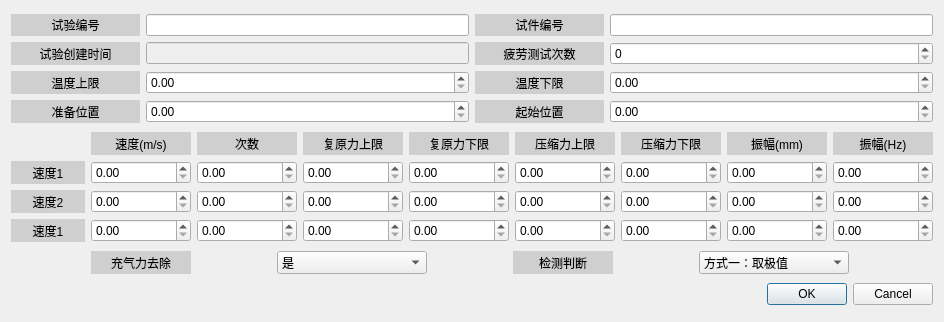
First picture: the form in Forms/newindicattestdialog.ui, repository zhengshihao1218/newsoft, before the edit.
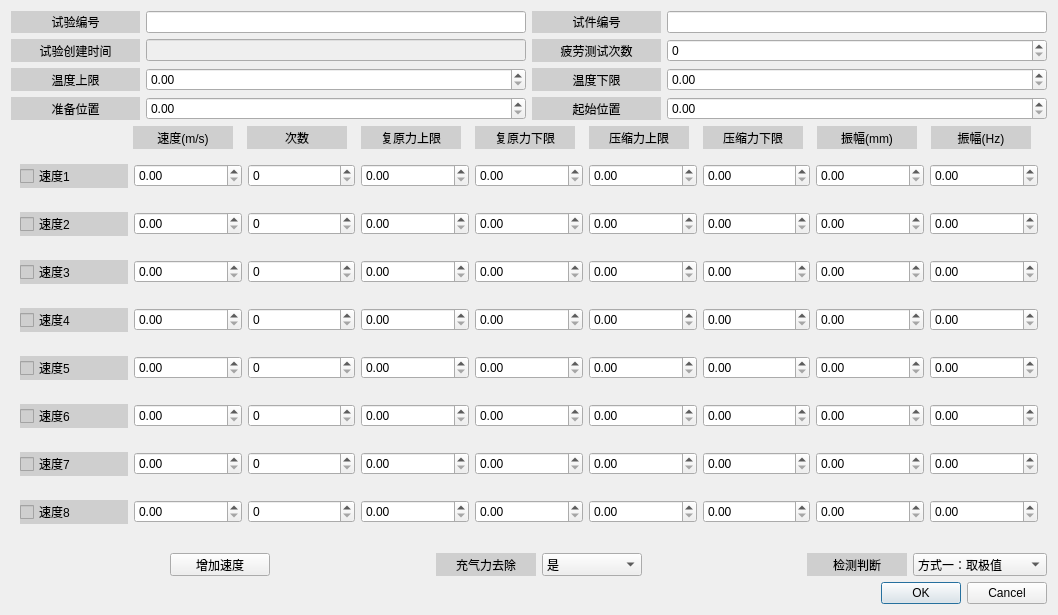
Second picture: the form after the edit. Icons and pictures are not drawn.

Commit message: [new soft] control parament dialog get PLC data and show

```diff
--- a/Forms/newindicattestdialog.ui
+++ b/Forms/newindicattestdialog.ui
@@ -6,8 +6,8 @@
    <rect>
     <x>0</x>
     <y>0</y>
-    <width>944</width>
-    <height>322</height>
+    <width>1058</width>
+    <height>615</height>
    </rect>
   </property>
   <property name="windowTitle">
@@ -211,42 +211,7 @@
     </layout>
    </item>
    <item>
-    <layout class="QGridLayout" name="gridLayout_2">
-     <item row="2" column="9">
-      <widget class="QDoubleSpinBox" name="doubleSpinBox_18"/>
-     </item>
-     <item row="1" column="4">
-      <widget class="QDoubleSpinBox" name="doubleSpinBox_8"/>
-     </item>
-     <item row="0" column="5">
-      <widget class="QLabel" name="label_sensor_24">
-       <property name="minimumSize">
-        <size>
-         <width>100</width>
-         <height>23</height>
-        </size>
-       </property>
-       <property name="maximumSize">
-        <size>
-         <width>100</width>
-         <height>23</height>
-        </size>
-       </property>
-       <property name="styleSheet">
-        <string notr="true">background-color: rgb(207, 207, 207);
-color: black; /* 可选，设置文字颜色 */</string>
-       </property>
-       <property name="text">
-        <string>压缩力上限</string>
-       </property>
-       <property name="alignment">
-        <set>Qt::AlignCenter</set>
-       </property>
-      </widget>
-     </item>
-     <item row="2" column="1">
-      <widget class="QDoubleSpinBox" name="doubleSpinBox_16"/>
-     </item>
+    <layout class="QGridLayout" name="gridLayout_3">
      <item row="0" column="2">
       <widget class="QLabel" name="label_sensor_20">
        <property name="minimumSize">
@@ -273,6 +238,58 @@
        </property>
       </widget>
      </item>
+     <item row="0" column="6">
+      <widget class="QLabel" name="label_sensor_26">
+       <property name="minimumSize">
+        <size>
+         <width>100</width>
+         <height>23</height>
+        </size>
+       </property>
+       <property name="maximumSize">
+        <size>
+         <width>100</width>
+         <height>23</height>
+        </size>
+       </property>
+       <property name="styleSheet">
+        <string notr="true">background-color: rgb(207, 207, 207);
+color: black; /* 可选，设置文字颜色 */</string>
+       </property>
+       <property name="text">
+        <string>压缩力下限</string>
+       </property>
+       <property name="alignment">
+        <set>Qt::AlignCenter</set>
+       </property>
+      </widget>
+     </item>
+     <item row="0" column="7">
+      <widget class="QLabel" name="label_sensor_25">
+       <property name="minimumSize">
+        <size>
+         <width>100</width>
+         <height>23</height>
+        </size>
+       </property>
+       <property name="maximumSize">
+        <size>
+         <width>100</width>
+         <height>23</height>
+        </size>
+       </property>
+       <property name="styleSheet">
+        <string notr="true">background-color: rgb(207, 207, 207);
+color: black; /* 可选，设置文字颜色 */</string>
+       </property>
+       <property name="text">
+        <string>振幅(mm)</string>
+       </property>
+       <property name="alignment">
+        <set>Qt::AlignCenter</set>
+       </property>
+      </widget>
+     </item>
      <item row="0" column="1">
       <widget class="QLabel" name="label_sensor_19">
        <property name="minimumSize">
@@ -299,137 +316,6 @@
        </property>
       </widget>
      </item>
-     <item row="2" column="5">
-      <widget class="QDoubleSpinBox" name="doubleSpinBox_14"/>
-     </item>
-     <item row="1" column="3">
-      <widget class="QDoubleSpinBox" name="doubleSpinBox_7"/>
-     </item>
-     <item row="0" column="8">
-      <widget class="QLabel" name="label_sensor_25">
-       <property name="minimumSize">
-        <size>
-         <width>100</width>
-         <height>23</height>
-        </size>
-       </property>
-       <property name="maximumSize">
-        <size>
-         <width>100</width>
-         <height>23</height>
-        </size>
-       </property>
-       <property name="styleSheet">
-        <string notr="true">background-color: rgb(207, 207, 207);
-color: black; /* 可选，设置文字颜色 */</string>
-       </property>
-       <property name="text">
-        <string>振幅(mm)</string>
-       </property>
-       <property name="alignment">
-        <set>Qt::AlignCenter</set>
-       </property>
-      </widget>
-     </item>
-     <item row="4" column="2">
-      <widget class="QDoubleSpinBox" name="doubleSpinBox_22"/>
-     </item>
-     <item row="0" column="7">
-      <widget class="QLabel" name="label_sensor_26">
-       <property name="minimumSize">
-        <size>
-         <width>100</width>
-         <height>23</height>
-        </size>
-       </property>
-       <property name="maximumSize">
-        <size>
-         <width>100</width>
-         <height>23</height>
-        </size>
-       </property>
-       <property name="styleSheet">
-        <string notr="true">background-color: rgb(207, 207, 207);
-color: black; /* 可选，设置文字颜色 */</string>
-       </property>
-       <property name="text">
-        <string>压缩力下限</string>
-       </property>
-       <property name="alignment">
-        <set>Qt::AlignCenter</set>
-       </property>
-      </widget>
-     </item>
-     <item row="4" column="0">
-      <widget class="QLabel" name="label_sensor_31">
-       <property name="minimumSize">
-        <size>
-         <width>0</width>
-         <height>23</height>
-        </size>
-       </property>
-       <property name="maximumSize">
-        <size>
-         <width>100</width>
-         <height>23</height>
-        </size>
-       </property>
-       <property name="styleSheet">
-        <string notr="true">background-color: rgb(207, 207, 207);
-color: black; /* 可选，设置文字颜色 */</string>
-       </property>
-       <property name="text">
-        <string>速度1</string>
-       </property>
-       <property name="alignment">
-        <set>Qt::AlignCenter</set>
-       </property>
-      </widget>
-     </item>
-     <item row="2" column="8">
-      <widget class="QDoubleSpinBox" name="doubleSpinBox_20"/>
-     </item>
-     <item row="2" column="3">
-      <widget class="QDoubleSpinBox" name="doubleSpinBox_17"/>
-     </item>
-     <item row="1" column="7">
-      <widget class="QDoubleSpinBox" name="doubleSpinBox_10"/>
-     </item>
-     <item row="1" column="8">
-      <widget class="QDoubleSpinBox" name="doubleSpinBox_11"/>
-     </item>
-     <item row="2" column="7">
-      <widget class="QDoubleSpinBox" name="doubleSpinBox_15"/>
-     </item>
-     <item row="1" column="1">
-      <widget class="QDoubleSpinBox" name="doubleSpinBox_5"/>
-     </item>
-     <item row="0" column="9">
-      <widget class="QLabel" name="label_sensor_27">
-       <property name="minimumSize">
-        <size>
-         <width>100</width>
-         <height>23</height>
-        </size>
-       </property>
-       <property name="maximumSize">
-        <size>
-         <width>100</width>
-         <height>23</height>
-        </size>
-       </property>
-       <property name="styleSheet">
-        <string notr="true">background-color: rgb(207, 207, 207);
-color: black; /* 可选，设置文字颜色 */</string>
-       </property>
-       <property name="text">
-        <string>振幅(Hz)</string>
-       </property>
-       <property name="alignment">
-        <set>Qt::AlignCenter</set>
-       </property>
-      </widget>
-     </item>
      <item row="0" column="4">
       <widget class="QLabel" name="label_sensor_23">
        <property name="minimumSize">
@@ -456,8 +342,31 @@
        </property>
       </widget>
      </item>
-     <item row="4" column="1">
-      <widget class="QDoubleSpinBox" name="doubleSpinBox_21"/>
+     <item row="0" column="8">
+      <widget class="QLabel" name="label_sensor_27">
+       <property name="minimumSize">
+        <size>
+         <width>100</width>
+         <height>23</height>
+        </size>
+       </property>
+       <property name="maximumSize">
+        <size>
+         <width>100</width>
+         <height>23</height>
+        </size>
+       </property>
+       <property name="styleSheet">
+        <string notr="true">background-color: rgb(207, 207, 207);
+color: black; /* 可选，设置文字颜色 */</string>
+       </property>
+       <property name="text">
+        <string>振幅(Hz)</string>
+       </property>
+       <property name="alignment">
+        <set>Qt::AlignCenter</set>
+       </property>
+      </widget>
      </item>
      <item row="0" column="3">
       <widget class="QLabel" name="label_sensor_22">
@@ -485,26 +394,11 @@
        </property>
       </widget>
      </item>
-     <item row="1" column="9">
-      <widget class="QDoubleSpinBox" name="doubleSpinBox_12"/>
-     </item>
-     <item row="2" column="2">
-      <widget class="QDoubleSpinBox" name="doubleSpinBox_19"/>
-     </item>
-     <item row="1" column="2">
-      <widget class="QDoubleSpinBox" name="doubleSpinBox_6"/>
-     </item>
-     <item row="2" column="4">
-      <widget class="QDoubleSpinBox" name="doubleSpinBox_13"/>
-     </item>
-     <item row="1" column="5">
-      <widget class="QDoubleSpinBox" name="doubleSpinBox_9"/>
-     </item>
-     <item row="2" column="0">
-      <widget class="QLabel" name="label_sensor_30">
+     <item row="0" column="5">
+      <widget class="QLabel" name="label_sensor_24">
        <property name="minimumSize">
         <size>
-         <width>0</width>
+         <width>100</width>
          <height>23</height>
         </size>
        </property>
@@ -519,18 +413,18 @@
 color: black; /* 可选，设置文字颜色 */</string>
        </property>
        <property name="text">
-        <string>速度2</string>
+        <string>压缩力上限</string>
        </property>
        <property name="alignment">
         <set>Qt::AlignCenter</set>
        </property>
       </widget>
      </item>
-     <item row="1" column="0">
-      <widget class="QLabel" name="label_sensor_21">
+     <item row="0" column="0">
+      <widget class="QLabel" name="label">
        <property name="minimumSize">
         <size>
-         <width>0</width>
+         <width>94</width>
          <height>23</height>
         </size>
        </property>
@@ -540,40 +434,433 @@
          <height>23</height>
         </size>
        </property>
-       <property name="styleSheet">
-        <string notr="true">background-color: rgb(207, 207, 207);
-color: black; /* 可选，设置文字颜色 */</string>
-       </property>
        <property name="text">
-        <string>速度1</string>
+        <string/>
        </property>
-       <property name="alignment">
-        <set>Qt::AlignCenter</set>
-       </property>
       </widget>
      </item>
-     <item row="4" column="3">
-      <widget class="QDoubleSpinBox" name="doubleSpinBox_23"/>
-     </item>
-     <item row="4" column="4">
-      <widget class="QDoubleSpinBox" name="doubleSpinBox_24"/>
-     </item>
-     <item row="4" column="5">
-      <widget class="QDoubleSpinBox" name="doubleSpinBox_25"/>
-     </item>
-     <item row="4" column="7">
-      <widget class="QDoubleSpinBox" name="doubleSpinBox_26"/>
-     </item>
-     <item row="4" column="8">
-      <widget class="QDoubleSpinBox" name="doubleSpinBox_27"/>
-     </item>
-     <item row="4" column="9">
-      <widget class="QDoubleSpinBox" name="doubleSpinBox_28"/>
-     </item>
     </layout>
    </item>
+   <item>
+    <widget class="QWidget" name="widget" native="true">
+     <layout class="QVBoxLayout" name="verticalLayout_2">
+      <item>
+       <layout class="QGridLayout" name="gridLayout_7">
+        <item row="0" column="4">
+         <widget class="QDoubleSpinBox" name="doubleSpinBox_35"/>
+        </item>
+        <item row="0" column="6">
+         <widget class="QDoubleSpinBox" name="doubleSpinBox_39"/>
+        </item>
+        <item row="0" column="7">
+         <widget class="QDoubleSpinBox" name="doubleSpinBox_36"/>
+        </item>
+        <item row="0" column="8">
+         <widget class="QDoubleSpinBox" name="doubleSpinBox_34"/>
+        </item>
+        <item row="0" column="0">
+         <widget class="QCheckBox" name="checkBox">
+          <property name="styleSheet">
+           <string notr="true">background-color: rgb(207, 207, 207);
+color: black; /* 可选，设置文字颜色 */</string>
+          </property>
+          <property name="text">
+           <string>速度1</string>
+          </property>
+         </widget>
+        </item>
+        <item row="0" column="9">
+         <widget class="QDoubleSpinBox" name="doubleSpinBox_40"/>
+        </item>
+        <item row="0" column="3">
+         <widget class="QSpinBox" name="spinBox_5"/>
+        </item>
+        <item row="0" column="2">
+         <widget class="QDoubleSpinBox" name="doubleSpinBox_38"/>
+        </item>
+        <item row="0" column="5">
+         <widget class="QDoubleSpinBox" name="doubleSpinBox_37"/>
+        </item>
+       </layout>
+      </item>
+     </layout>
+    </widget>
+   </item>
+   <item>
+    <widget class="QWidget" name="widget_2" native="true">
+     <layout class="QHBoxLayout" name="horizontalLayout_2">
+      <item>
+       <layout class="QGridLayout" name="gridLayout_8">
+        <item row="0" column="5">
+         <widget class="QDoubleSpinBox" name="doubleSpinBox_46"/>
+        </item>
+        <item row="0" column="0">
+         <widget class="QCheckBox" name="checkBox_2">
+          <property name="styleSheet">
+           <string notr="true">background-color: rgb(207, 207, 207);
+color: black; /* 可选，设置文字颜色 */</string>
+          </property>
+          <property name="text">
+           <string>速度2</string>
+          </property>
+         </widget>
+        </item>
+        <item row="0" column="8">
+         <widget class="QDoubleSpinBox" name="doubleSpinBox_47"/>
+        </item>
+        <item row="0" column="6">
+         <widget class="QDoubleSpinBox" name="doubleSpinBox_43"/>
+        </item>
+        <item row="0" column="7">
+         <widget class="QDoubleSpinBox" name="doubleSpinBox_41"/>
+        </item>
+        <item row="0" column="4">
+         <widget class="QDoubleSpinBox" name="doubleSpinBox_44"/>
+        </item>
+        <item row="0" column="2">
+         <widget class="QSpinBox" name="spinBox_6"/>
+        </item>
+        <item row="0" column="1">
+         <widget class="QDoubleSpinBox" name="doubleSpinBox_45"/>
+        </item>
+        <item row="0" column="3">
+         <widget class="QDoubleSpinBox" name="doubleSpinBox_42"/>
+        </item>
+       </layout>
+      </item>
+     </layout>
+    </widget>
+   </item>
+   <item>
+    <widget class="QWidget" name="widget_3" native="true">
+     <layout class="QHBoxLayout" name="horizontalLayout_3">
+      <item>
+       <layout class="QGridLayout" name="gridLayout_9">
+        <item row="0" column="0">
+         <widget class="QCheckBox" name="checkBox_3">
+          <property name="styleSheet">
+           <string notr="true">background-color: rgb(207, 207, 207);
+color: black; /* 可选，设置文字颜色 */</string>
+          </property>
+          <property name="text">
+           <string>速度3</string>
+          </property>
+         </widget>
+        </item>
+        <item row="0" column="2">
+         <widget class="QSpinBox" name="spinBox_7"/>
+        </item>
+        <item row="0" column="8">
+         <widget class="QDoubleSpinBox" name="doubleSpinBox_54"/>
+        </item>
+        <item row="0" column="7">
+         <widget class="QDoubleSpinBox" name="doubleSpinBox_48"/>
+        </item>
+        <item row="0" column="3">
+         <widget class="QDoubleSpinBox" name="doubleSpinBox_49"/>
+        </item>
+        <item row="0" column="1">
+         <widget class="QDoubleSpinBox" name="doubleSpinBox_52"/>
+        </item>
+        <item row="0" column="6">
+         <widget class="QDoubleSpinBox" name="doubleSpinBox_50"/>
+        </item>
+        <item row="0" column="4">
+         <widget class="QDoubleSpinBox" name="doubleSpinBox_51"/>
+        </item>
+        <item row="0" column="5">
+         <widget class="QDoubleSpinBox" name="doubleSpinBox_53"/>
+        </item>
+       </layout>
+      </item>
+     </layout>
+    </widget>
+   </item>
+   <item>
+    <widget class="QWidget" name="widget_4" native="true">
+     <layout class="QHBoxLayout" name="horizontalLayout_4">
+      <item>
+       <layout class="QGridLayout" name="gridLayout_10">
+        <item row="0" column="3">
+         <widget class="QDoubleSpinBox" name="doubleSpinBox_56"/>
+        </item>
+        <item row="0" column="6">
+         <widget class="QDoubleSpinBox" name="doubleSpinBox_57"/>
+        </item>
+        <item row="0" column="4">
+         <widget class="QDoubleSpinBox" name="doubleSpinBox_58"/>
+        </item>
+        <item row="0" column="5">
+         <widget class="QDoubleSpinBox" name="doubleSpinBox_60"/>
+        </item>
+        <item row="0" column="7">
+         <widget class="QDoubleSpinBox" name="doubleSpinBox_55"/>
+        </item>
+        <item row="0" column="2">
+         <widget class="QSpinBox" name="spinBox_8"/>
+        </item>
+        <item row="0" column="8">
+         <widget class="QDoubleSpinBox" name="doubleSpinBox_61"/>
+        </item>
+        <item row="0" column="1">
+         <widget class="QDoubleSpinBox" name="doubleSpinBox_59"/>
+        </item>
+        <item row="0" column="0">
+         <widget class="QCheckBox" name="checkBox_4">
+          <property name="styleSheet">
+           <string notr="true">background-color: rgb(207, 207, 207);
+color: black; /* 可选，设置文字颜色 */</string>
+          </property>
+          <property name="text">
+           <string>速度4</string>
+          </property>
+         </widget>
+        </item>
+       </layout>
+      </item>
+     </layout>
+    </widget>
+   </item>
+   <item>
+    <widget class="QWidget" name="widget_5" native="true">
+     <layout class="QHBoxLayout" name="horizontalLayout_5">
+      <item>
+       <layout class="QGridLayout" name="gridLayout_11">
+        <item row="0" column="3">
+         <widget class="QDoubleSpinBox" name="doubleSpinBox_63"/>
+        </item>
+        <item row="0" column="8">
+         <widget class="QDoubleSpinBox" name="doubleSpinBox_68"/>
+        </item>
+        <item row="0" column="4">
+         <widget class="QDoubleSpinBox" name="doubleSpinBox_65"/>
+        </item>
+        <item row="0" column="0">
+         <widget class="QCheckBox" name="checkBox_5">
+          <property name="styleSheet">
+           <string notr="true">background-color: rgb(207, 207, 207);
+color: black; /* 可选，设置文字颜色 */</string>
+          </property>
+          <property name="text">
+           <string>速度5</string>
+          </property>
+         </widget>
+        </item>
+        <item row="0" column="5">
+         <widget class="QDoubleSpinBox" name="doubleSpinBox_67"/>
+        </item>
+        <item row="0" column="7">
+         <widget class="QDoubleSpinBox" name="doubleSpinBox_62"/>
+        </item>
+        <item row="0" column="2">
+         <widget class="QSpinBox" name="spinBox_9"/>
+        </item>
+        <item row="0" column="6">
+         <widget class="QDoubleSpinBox" name="doubleSpinBox_64"/>
+        </item>
+        <item row="0" column="1">
+         <widget class="QDoubleSpinBox" name="doubleSpinBox_66"/>
+        </item>
+       </layout>
+      </item>
+     </layout>
+    </widget>
+   </item>
+   <item>
+    <widget class="QWidget" name="widget_6" native="true">
+     <layout class="QHBoxLayout" name="horizontalLayout_6">
+      <item>
+       <layout class="QGridLayout" name="gridLayout_12">
+        <item row="0" column="3">
+         <widget class="QDoubleSpinBox" name="doubleSpinBox_70"/>
+        </item>
+        <item row="0" column="7">
+         <widget class="QDoubleSpinBox" name="doubleSpinBox_69"/>
+        </item>
+        <item row="0" column="6">
+         <widget class="QDoubleSpinBox" name="doubleSpinBox_71"/>
+        </item>
+        <item row="0" column="1">
+         <widget class="QDoubleSpinBox" name="doubleSpinBox_73"/>
+        </item>
+        <item row="0" column="4">
+         <widget class="QDoubleSpinBox" name="doubleSpinBox_72"/>
+        </item>
+        <item row="0" column="5">
+         <widget class="QDoubleSpinBox" name="doubleSpinBox_74"/>
+        </item>
+        <item row="0" column="8">
+         <widget class="QDoubleSpinBox" name="doubleSpinBox_75"/>
+        </item>
+        <item row="0" column="2">
+         <widget class="QSpinBox" name="spinBox_10"/>
+        </item>
+        <item row="0" column="0">
+         <widget class="QCheckBox" name="checkBox_6">
+          <property name="styleSheet">
+           <string notr="true">background-color: rgb(207, 207, 207);
+color: black; /* 可选，设置文字颜色 */</string>
+          </property>
+          <property name="text">
+           <string>速度6</string>
+          </property>
+         </widget>
+        </item>
+       </layout>
+      </item>
+     </layout>
+    </widget>
+   </item>
+   <item>
+    <widget class="QWidget" name="widget_7" native="true">
+     <layout class="QHBoxLayout" name="horizontalLayout_7">
+      <item>
+       <layout class="QGridLayout" name="gridLayout_13">
+        <item row="0" column="6">
+         <widget class="QDoubleSpinBox" name="doubleSpinBox_78"/>
+        </item>
+        <item row="0" column="0">
+         <widget class="QCheckBox" name="checkBox_7">
+          <property name="styleSheet">
+           <string notr="true">background-color: rgb(207, 207, 207);
+color: black; /* 可选，设置文字颜色 */</string>
+          </property>
+          <property name="text">
+           <string>速度7</string>
+          </property>
+         </widget>
+        </item>
+        <item row="0" column="1">
+         <widget class="QDoubleSpinBox" name="doubleSpinBox_80"/>
+        </item>
+        <item row="0" column="7">
+         <widget class="QDoubleSpinBox" name="doubleSpinBox_76"/>
+        </item>
+        <item row="0" column="4">
+         <widget class="QDoubleSpinBox" name="doubleSpinBox_79"/>
+        </item>
+        <item row="0" column="2">
+         <widget class="QSpinBox" name="spinBox_11"/>
+        </item>
+        <item row="0" column="5">
+         <widget class="QDoubleSpinBox" name="doubleSpinBox_81"/>
+        </item>
+        <item row="0" column="8">
+         <widget class="QDoubleSpinBox" name="doubleSpinBox_82"/>
+        </item>
+        <item row="0" column="3">
+         <widget class="QDoubleSpinBox" name="doubleSpinBox_77"/>
+        </item>
+       </layout>
+      </item>
+     </layout>
+    </widget>
+   </item>
+   <item>
+    <widget class="QWidget" name="widget_8" native="true">
+     <layout class="QHBoxLayout" name="horizontalLayout_8">
+      <item>
+       <layout class="QGridLayout" name="gridLayout_14">
+        <item row="0" column="8">
+         <widget class="QDoubleSpinBox" name="doubleSpinBox_89"/>
+        </item>
+        <item row="0" column="3">
+         <widget class="QDoubleSpinBox" name="doubleSpinBox_84"/>
+        </item>
+        <item row="0" column="0">
+         <widget class="QCheckBox" name="checkBox_8">
+          <property name="styleSheet">
+           <string notr="true">background-color: rgb(207, 207, 207);
+color: black; /* 可选，设置文字颜色 */</string>
+          </property>
+          <property name="text">
+           <string>速度8</string>
+          </property>
+         </widget>
+        </item>
+        <item row="0" column="1">
+         <widget class="QDoubleSpinBox" name="doubleSpinBox_87"/>
+        </item>
+        <item row="0" column="7">
+         <widget class="QDoubleSpinBox" name="doubleSpinBox_83"/>
+        </item>
+        <item row="0" column="2">
+         <widget class="QSpinBox" name="spinBox_12"/>
+        </item>
+        <item row="0" column="5">
+         <widget class="QDoubleSpinBox" name="doubleSpinBox_88"/>
+        </item>
+        <item row="0" column="6">
+         <widget class="QDoubleSpinBox" name="doubleSpinBox_85"/>
+        </item>
+        <item row="0" column="4">
+         <widget class="QDoubleSpinBox" name="doubleSpinBox_86"/>
+        </item>
+       </layout>
+      </item>
+     </layout>
+    </widget>
+   </item>
+   <item>
+    <spacer name="verticalSpacer">
+     <property name="orientation">
+      <enum>Qt::Vertical</enum>
+     </property>
+     <property name="sizeHint" stdset="0">
+      <size>
+       <width>20</width>
+       <height>40</height>
+      </size>
+     </property>
+    </spacer>
+   </item>
    <item>
     <layout class="QHBoxLayout" name="horizontalLayout">
+     <item>
+      <spacer name="horizontalSpacer_2">
+       <property name="orientation">
+        <enum>Qt::Horizontal</enum>
+       </property>
+       <property name="sizeHint" stdset="0">
+        <size>
+         <width>40</width>
+         <height>20</height>
+        </size>
+       </property>
+      </spacer>
+     </item>
+     <item>
+      <widget class="QPushButton" name="pushButton">
+       <property name="minimumSize">
+        <size>
+         <width>100</width>
+         <height>23</height>
+        </size>
+       </property>
+       <property name="maximumSize">
+        <size>
+         <width>100</width>
+         <height>23</height>
+        </size>
+       </property>
+       <property name="text">
+        <string>增加速度</string>
+       </property>
+      </widget>
+     </item>
+     <item>
+      <spacer name="horizontalSpacer">
+       <property name="orientation">
+        <enum>Qt::Horizontal</enum>
+       </property>
+       <property name="sizeHint" stdset="0">
+        <size>
+         <width>40</width>
+         <height>20</height>
+        </size>
+       </property>
+      </spacer>
+     </item>
      <item>
       <widget class="QLabel" name="label_sensor_28">
        <property name="minimumSize">
@@ -604,7 +891,7 @@
       <widget class="QComboBox" name="comboBox">
        <property name="minimumSize">
         <size>
-         <width>150</width>
+         <width>100</width>
          <height>23</height>
         </size>
        </property>
@@ -626,11 +913,24 @@
        </item>
       </widget>
      </item>
+     <item>
+      <spacer name="horizontalSpacer_3">
+       <property name="orientation">
+        <enum>Qt::Horizontal</enum>
+       </property>
+       <property name="sizeHint" stdset="0">
+        <size>
+         <width>40</width>
+         <height>20</height>
+        </size>
+       </property>
+      </spacer>
+     </item>
      <item>
       <widget class="QLabel" name="label_sensor_29">
        <property name="minimumSize">
         <size>
-         <width>0</width>
+         <width>100</width>
          <height>23</height>
         </size>
        </property>
```
The commit also changes 6 other files.
